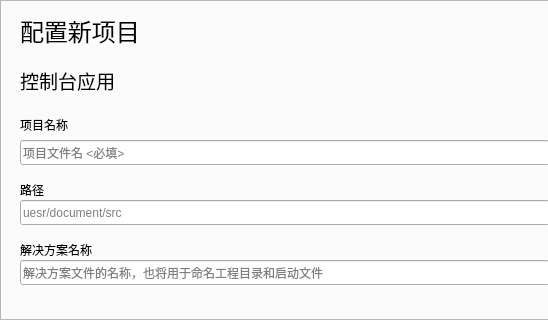
This is IDE/Window/Form_New.ui in chineselixi/FireMonkeyStudio as Qt 5 draws it before an edit; both pictures show x 0 to 548 and y 0 to 320 of the 890 by 600 pixel window. The edited form follows.
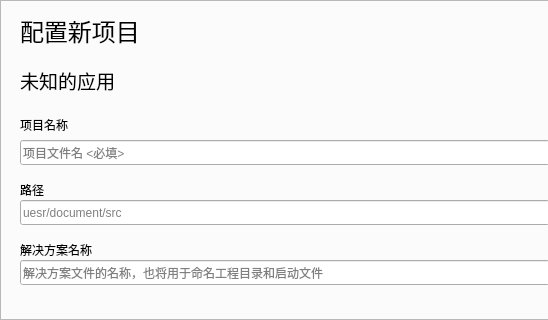
This is the edited form. The open tabs and pages were chosen to show the change. Icons and pictures are not drawn. Custom widgets are drawn as their Qt base class.

```diff
--- a/IDE/Window/Form_New.ui
+++ b/IDE/Window/Form_New.ui
@@ -1002,7 +1002,7 @@
              </font>
             </property>
             <property name="text">
-             <string>控制台应用</string>
+             <string>未知的应用</string>
             </property>
            </widget>
            <widget class="QLabel" name="label_9">
```
Left out of the diff: 4 changed lines with no effect on the pictures.
